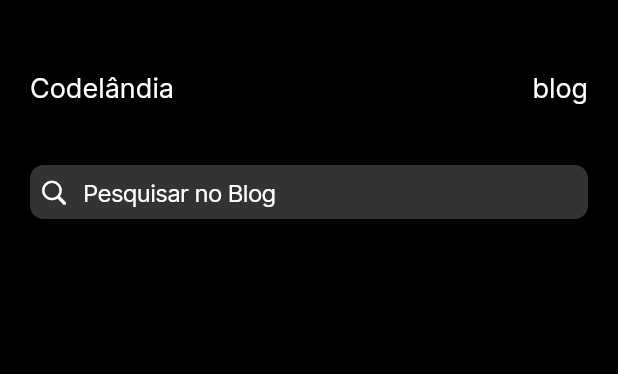
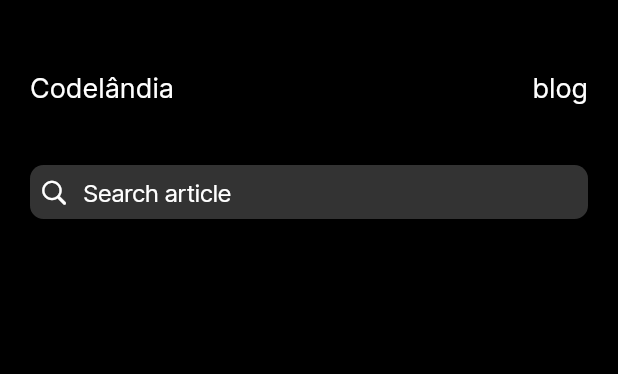
Before and after one commit to ThiagoAZBR/Flutter_Blog_App, a Flutter app: the AppBarWidget widget shown alone on an empty page, opened directly with empty values, on a phone screen of 412 x 824 dp. Shown: the top 374 px of the screen. Run offline on Flutter 3.47's test engine with Material 2 defaults, Android fonts, the phone set to English and light mode, and no system bars; our stand-ins replace dartz, dio, flutter_bloc, get_it, shimmer; missing offline and left inert: dart:ffi; network calls fail.

Commit message:
:art: structure: better text align

```diff
--- a/lib/app/ui/home/widgets/app_bar.dart
+++ b/lib/app/ui/home/widgets/app_bar.dart
@@ -6,8 +6,9 @@ import 'package:flutter_blog_app/app/shared/themes/app_fonts.dart';
 
 class AppBarWidget extends StatelessWidget {
   final Function(String value) _onSubmitted;
-  const AppBarWidget({Key? key, required Function(String value) onSubmitted}) :
-  _onSubmitted = onSubmitted, super(key: key);
+  const AppBarWidget({Key? key, required Function(String value) onSubmitted})
+      : _onSubmitted = onSubmitted,
+        super(key: key);
 
   @override
   Widget build(BuildContext context) {
@@ -48,7 +49,7 @@ class AppBarWidget extends StatelessWidget {
                 height: 40,
               ),
               CupertinoSearchTextField(
-                placeholder: ' Pesquisar no Blog',
+                placeholder: ' Search article',
                 placeholderStyle: AppTextStyles.interBig(AppColors.white),
                 style: AppTextStyles.interBig(AppColors.white),
                 itemColor: AppColors.white,
--- a/lib/app/ui/home/widgets/article_card.dart
+++ b/lib/app/ui/home/widgets/article_card.dart
@@ -33,6 +33,7 @@ class _ArticleCardState extends State<ArticleCard> {
       child: Padding(
         padding: const EdgeInsets.all(16.0),
         child: Column(
+          crossAxisAlignment: CrossAxisAlignment.start,
           children: <Widget>[
             Row(
               mainAxisAlignment: MainAxisAlignment.spaceBetween,
```
